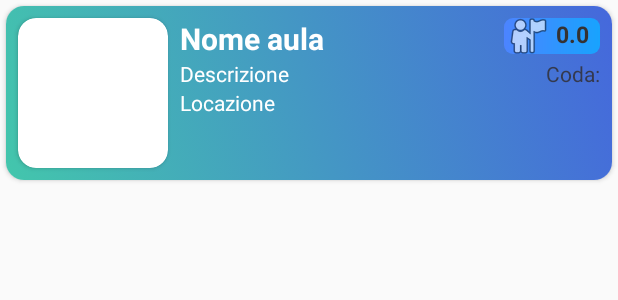
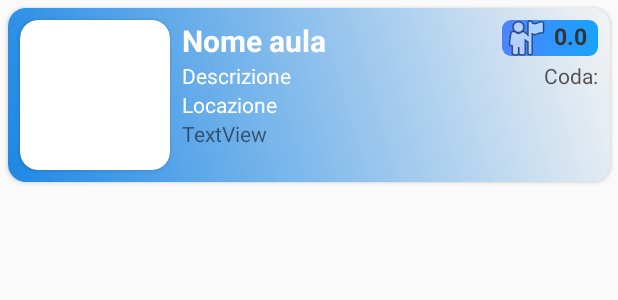
Before and after one commit to paolocalderaro/polibaula, an Android app: the layout aula_row_item.xml on its own in the app's theme, with its tools: preview values and no code run, on a phone screen of 412 x 824 dp. Shown: the top 300 px of the screen. Run offline under Robolectric (Android 15) with nearby library versions, the phone set to English and light mode, and no system bars.

Commit message:
pulizie xml

```diff
--- a/app/src/main/java/listaAule/AulaActivity.java
+++ b/app/src/main/java/listaAule/AulaActivity.java
@@ -195,6 +195,7 @@ public class AulaActivity extends AppCompatActivity {
         tv_contatore.setText(""+(contatore));
         tv_coda.setText("prenotati: "+(coda));
 
+
         collapsingToolbarLayout.setTitle(nome);
 
 
--- a/app/src/main/java/listaAule/InizialeActivity.java
+++ b/app/src/main/java/listaAule/InizialeActivity.java
@@ -71,6 +71,8 @@ public class InizialeActivity extends AppCompatActivity {
                 viewHolder.setLocazione(model.getLocazione());
                 viewHolder.setContatore(model.getContatore());
                 viewHolder.setCoda(model.getCoda());
+                //new
+                viewHolder.setLiberi(model.getCoda(),model.getContatore(), model.getCapienza());
 
 
                 viewHolder.mView.setOnClickListener(new View.OnClickListener() {
@@ -130,6 +132,11 @@ public class InizialeActivity extends AppCompatActivity {
             coda_aula.setText("prenotati: "+(coda));
         }
 
+        public void setLiberi(long coda, long contatore, long capienza){
+            TextView liberi=mView.findViewById(R.id.postiliberi);
+            liberi.setText("posti liberi: "+(capienza-(coda+contatore))+"/"+capienza);
+        }
+
 
 
     }
--- a/app/src/main/java/listaAule/RecyclerViewAdapter.java
+++ b/app/src/main/java/listaAule/RecyclerViewAdapter.java
@@ -79,6 +79,7 @@ public class RecyclerViewAdapter extends RecyclerView.Adapter<RecyclerViewAdapte
         holder.tv_coda.setText((int)mData.get(position).getCoda());
         holder.tv_locazione.setText(mData.get(position).getLocazione());
 
+
         // Load Image from the internet and set it into Imageview using Glide
 
         Glide.with(mContext).load(mData.get(position).getImage_url()).apply(option).into(holder.img_thumbnail);
@@ -98,6 +99,7 @@ public class RecyclerViewAdapter extends RecyclerView.Adapter<RecyclerViewAdapte
         TextView tv_contatore ;
         TextView tv_coda;
         TextView tv_locazione;
+        TextView tv_liberi;
         ImageView img_thumbnail;
         LinearLayout view_container;
 
@@ -112,6 +114,8 @@ public class RecyclerViewAdapter extends RecyclerView.Adapter<RecyclerViewAdapte
             tv_coda = itemView.findViewById(R.id.coda);
             img_thumbnail = itemView.findViewById(R.id.thumbnail);
 
+            tv_liberi=itemView.findViewById(R.id.postiliberi);
+
         }
     }
 
--- a/app/src/main/res/drawable/gradient_2.xml
+++ b/app/src/main/res/drawable/gradient_2.xml
@@ -4,8 +4,8 @@
         <shape>
             <gradient
                 android:angle="225"
-                android:startColor="#F8FFAE"
-                android:endColor="#43C6AC"
+                android:startColor="#F3F3F3"
+                android:endColor="#1E88E5"
                 android:type="linear"
                 />
         </shape>
--- a/app/src/main/res/layout/aula_row_item.xml
+++ b/app/src/main/res/layout/aula_row_item.xml
@@ -5,7 +5,7 @@
     android:id="@+id/container"
     android:layout_width="match_parent"
     android:layout_height="wrap_content"
-    android:layout_margin="4dp"
+    android:layout_margin="5dp"
     android:background="@drawable/bgg"
     android:elevation="90dp"
     android:orientation="vertical"
@@ -13,18 +13,19 @@
 
     <androidx.constraintlayout.widget.ConstraintLayout
         android:layout_width="match_parent"
-        android:layout_height="match_parent"
-        android:background="@drawable/gradient_3"
+        android:layout_height="wrap_content"
+        android:background="@drawable/gradient_2"
         android:orientation="vertical">
 
         <!--android:background="@drawable/loading_shape"-->
 
 
         <androidx.cardview.widget.CardView
+            android:id="@+id/cardView"
             android:layout_width="100dp"
             android:layout_height="100dp"
+            android:layout_margin="8dp"
             app:cardCornerRadius="12dp"
-            android:layout_margin="8dp"
             app:layout_constraintBottom_toBottomOf="parent"
             app:layout_constraintEnd_toEndOf="parent"
             app:layout_constraintHorizontal_bias="0"
@@ -107,5 +108,18 @@
             app:layout_constraintTop_toBottomOf="@+id/contatore"
             app:layout_constraintVertical_bias="0.0" />
 
+        <TextView
+            android:id="@+id/postiliberi"
+            android:layout_width="wrap_content"
+            android:layout_height="wrap_content"
+            android:layout_marginStart="8dp"
+            android:text="TextView"
+            app:layout_constraintBottom_toBottomOf="parent"
+            app:layout_constraintEnd_toEndOf="parent"
+            app:layout_constraintHorizontal_bias="0.0"
+            app:layout_constraintStart_toEndOf="@+id/cardView"
+            app:layout_constraintTop_toBottomOf="@+id/locazione"
+            app:layout_constraintVertical_bias="0.0" />
+
     </androidx.constraintlayout.widget.ConstraintLayout>
 </androidx.cardview.widget.CardView>
```
